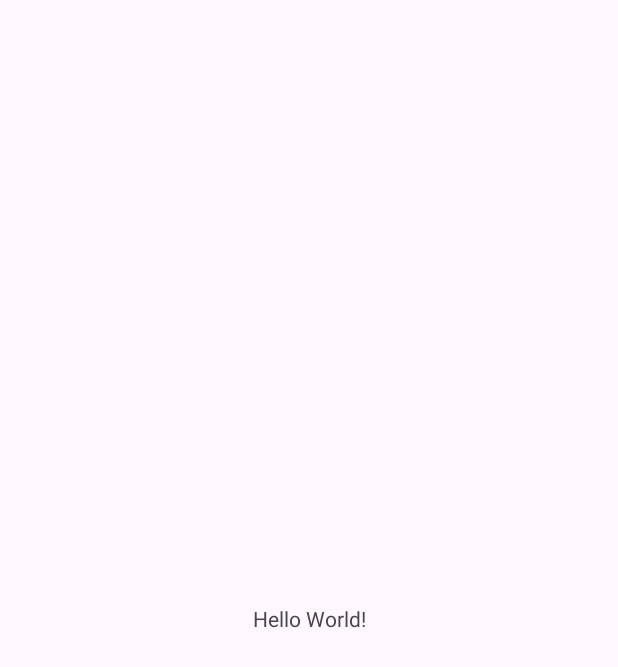
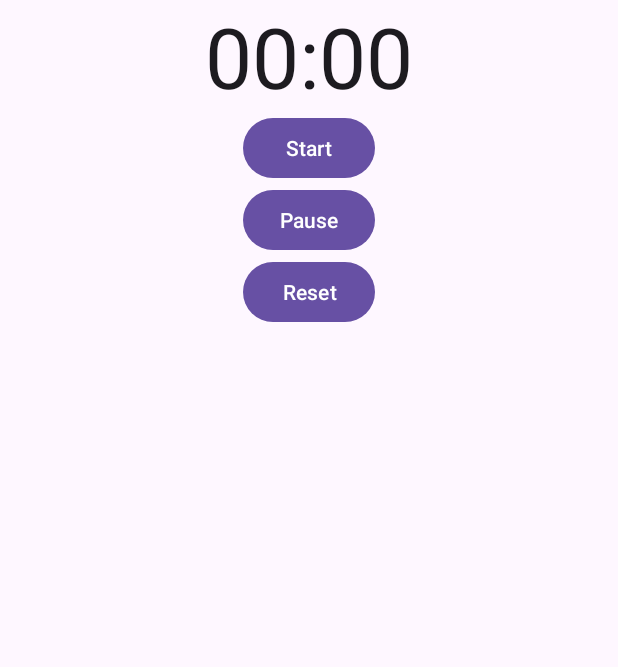
Before and after one commit to ErbKqlx/Stopwatch_binding, an Android app: the screen it shows after launch (MainActivity), on a phone screen of 412 x 824 dp. Before the commit the part shown is almost empty. Shown: the top 667 px of the screen. Run offline under Robolectric (Android 15) with nearby library versions, the phone set to English and light mode, and no system bars.

Commit message:
Реализован секундомер

```diff
--- a/app/build.gradle.kts
+++ b/app/build.gradle.kts
@@ -5,7 +5,7 @@ plugins {
 
 android {
     namespace = "com.example.stopwatch"
-    compileSdk = 34
+    compileSdk = 35
 
     defaultConfig {
         applicationId = "com.example.stopwatch"
--- a/app/src/main/java/com/example/stopwatch/MainActivity.kt
+++ b/app/src/main/java/com/example/stopwatch/MainActivity.kt
@@ -1,12 +1,23 @@
 package com.example.stopwatch
 
 import android.os.Bundle
+import android.os.SystemClock
+import android.widget.Button
+import android.widget.Chronometer
 import androidx.activity.enableEdgeToEdge
 import androidx.appcompat.app.AppCompatActivity
 import androidx.core.view.ViewCompat
 import androidx.core.view.WindowInsetsCompat
 
 class MainActivity : AppCompatActivity() {
+    lateinit var stopwatch: Chronometer
+    var running = false
+    var offset: Long = 0
+
+    val OFFSET_KEY = "offset"
+    val RUNNING_KEY = "running"
+    val BASE_KEY = "base"
+
     override fun onCreate(savedInstanceState: Bundle?) {
         super.onCreate(savedInstanceState)
         enableEdgeToEdge()
@@ -16,5 +27,55 @@ class MainActivity : AppCompatActivity() {
             v.setPadding(systemBars.left, systemBars.top, systemBars.right, systemBars.bottom)
             insets
         }
+
+        stopwatch = findViewById<Chronometer>(R.id.stopwatch)
+
+        if (savedInstanceState != null) {
+            offset = savedInstanceState.getLong(OFFSET_KEY)
+            running = savedInstanceState.getBoolean(RUNNING_KEY)
+            if (running) {
+                stopwatch.base = savedInstanceState.getLong(BASE_KEY)
+                stopwatch.start()
+            } else setBaseTime()
+        }
+
+        val startButton = findViewById<Button>(R.id.start_button)
+        startButton.setOnClickListener {
+            if (!running) {
+                setBaseTime()
+                stopwatch.start()
+                running = true
+            }
+        }
+
+        val pauseButton = findViewById<Button>(R.id.pause_button)
+        pauseButton.setOnClickListener {
+            if (running) {
+                saveOffset()
+                stopwatch.stop()
+                running = false
+            }
+        }
+
+        val resetButton = findViewById<Button>(R.id.reset_button)
+        resetButton.setOnClickListener {
+            offset = 0
+            setBaseTime()
+        }
+    }
+
+    override fun onSaveInstanceState(savedInstanceState: Bundle) {
+        savedInstanceState.putLong(OFFSET_KEY, offset)
+        savedInstanceState.putBoolean(RUNNING_KEY, running)
+        savedInstanceState.putLong(BASE_KEY, stopwatch.base)
+        super.onSaveInstanceState(savedInstanceState)
+    }
+
+    fun setBaseTime() {
+        stopwatch.base = SystemClock.elapsedRealtime() - offset
+    }
+
+    fun saveOffset() {
+        offset = SystemClock.elapsedRealtime() - stopwatch.base
     }
 }
--- a/app/src/main/res/layout/activity_main.xml
+++ b/app/src/main/res/layout/activity_main.xml
@@ -1,19 +1,31 @@
 <?xml version="1.0" encoding="utf-8"?>
-<androidx.constraintlayout.widget.ConstraintLayout xmlns:android="http://schemas.android.com/apk/res/android"
-    xmlns:app="http://schemas.android.com/apk/res-auto"
+<LinearLayout
+    xmlns:android="http://schemas.android.com/apk/res/android"
     xmlns:tools="http://schemas.android.com/tools"
     android:id="@+id/main"
     android:layout_width="match_parent"
     android:layout_height="match_parent"
+    android:orientation="vertical"
+    android:gravity="center_horizontal"
     tools:context=".MainActivity">
-
-    <TextView
+    <Chronometer
+        android:id="@+id/stopwatch"
         android:layout_width="wrap_content"
         android:layout_height="wrap_content"
-        android:text="Hello World!"
-        app:layout_constraintBottom_toBottomOf="parent"
-        app:layout_constraintEnd_toEndOf="parent"
-        app:layout_constraintStart_toStartOf="parent"
-        app:layout_constraintTop_toTopOf="parent" />
-
-</androidx.constraintlayout.widget.ConstraintLayout>
+        android:textSize="56sp" />
+    <Button
+        android:id="@+id/start_button"
+        android:layout_width="wrap_content"
+        android:layout_height="wrap_content"
+        android:text="@string/start" />
+    <Button
+        android:id="@+id/pause_button"
+        android:layout_width="wrap_content"
+        android:layout_height="wrap_content"
+        android:text="@string/pause" />
+    <Button
+        android:id="@+id/reset_button"
+        android:layout_width="wrap_content"
+        android:layout_height="wrap_content"
+        android:text="@string/reset" />
+</LinearLayout>
--- a/app/src/main/res/values/strings.xml
+++ b/app/src/main/res/values/strings.xml
@@ -1,3 +1,6 @@
 <resources>
     <string name="app_name">Stopwatch</string>
+    <string name="start">Start</string>
+    <string name="pause">Pause</string>
+    <string name="reset">Reset</string>
 </resources>
```
